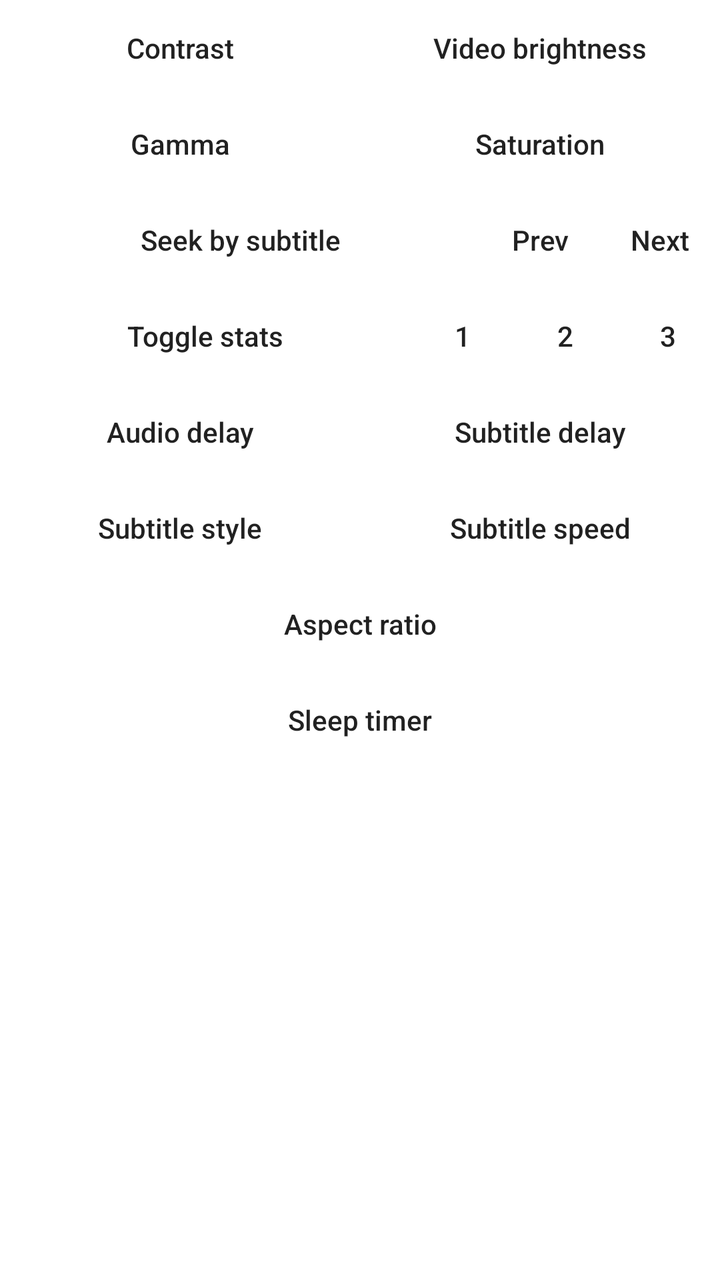
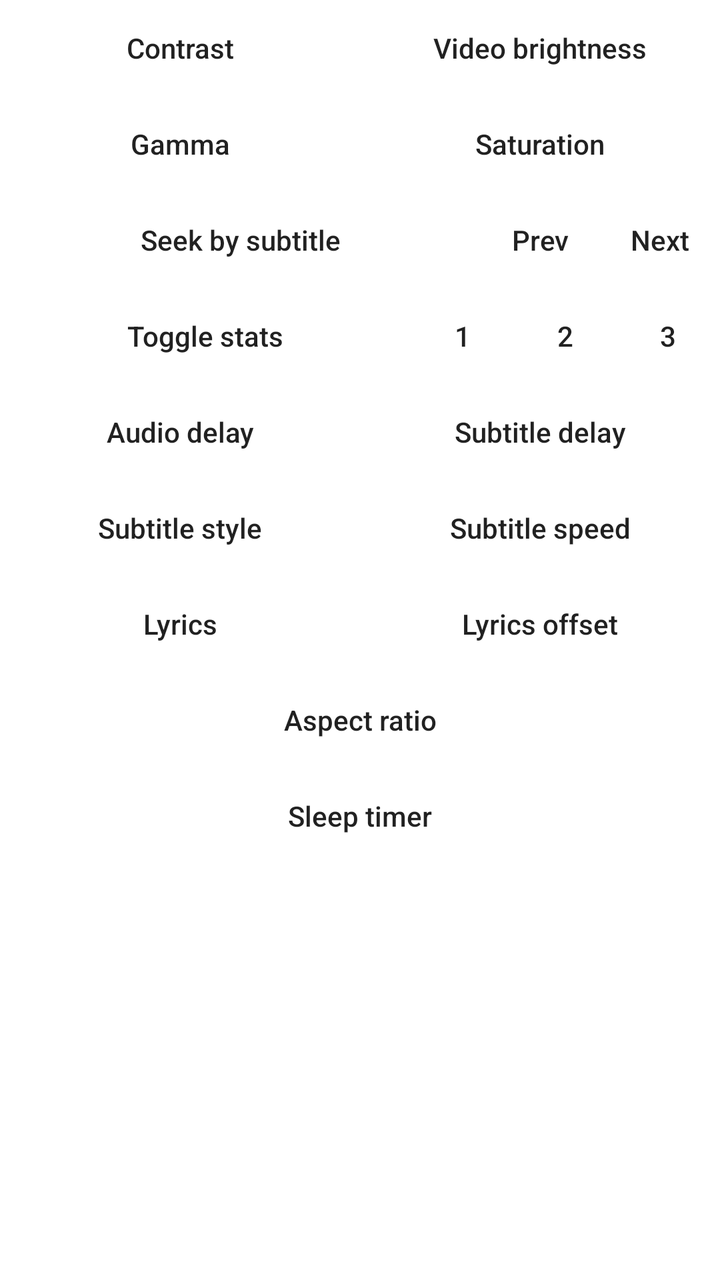

Compare the two renders of this Android layout. The source of the first and the diff that turns it into the second are given below.
<!-- AndroidManifest.xml: fallback theme Theme.MaterialComponents.DayNight.NoActionBar -->
<!-- res/layout/dialog_advanced_menu.xml -->
<?xml version="1.0" encoding="utf-8"?>
<ScrollView xmlns:android="http://schemas.android.com/apk/res/android"
    android:layout_width="match_parent"
    android:layout_height="match_parent">

    <LinearLayout
        android:orientation="vertical" android:layout_width="match_parent"
        android:layout_height="wrap_content">

        <TableRow
            android:id="@+id/rowVideo1"
            android:layout_width="match_parent"
            android:layout_height="wrap_content">

            <Button
                android:id="@+id/contrastBtn"
                style="@style/Widget.AppCompat.Button.Borderless"
                android:layout_width="0dp"
                android:layout_height="wrap_content"
                android:layout_weight="1"
                android:text="@string/contrast"
                android:textAllCaps="false" />

            <Button
                android:id="@+id/brightnessBtn"
                style="@style/Widget.AppCompat.Button.Borderless"
                android:layout_width="0dp"
                android:layout_height="wrap_content"
                android:layout_weight="1"
                android:text="@string/video_brightness"
                android:textAllCaps="false" />

        </TableRow>

        <TableRow
            android:id="@+id/rowVideo2"
            android:layout_width="match_parent"
            android:layout_height="match_parent">

            <Button
                android:id="@+id/gammaBtn"
                style="@style/Widget.AppCompat.Button.Borderless"
                android:layout_width="0dp"
                android:layout_height="wrap_content"
                android:layout_weight="1"
                android:text="@string/gamma"
                android:textAllCaps="false" />

            <Button
                android:id="@+id/saturationBtn"
                style="@style/Widget.AppCompat.Button.Borderless"
                android:layout_width="0dp"
                android:layout_height="wrap_content"
                android:layout_weight="1"
                android:text="@string/saturation"
                android:textAllCaps="false" />
        </TableRow>

        <TableRow
            android:id="@+id/rowSubSeek"
            android:layout_width="match_parent"
            android:layout_height="wrap_content">

            <Button
                android:id="@+id/subSeekBtn"
                style="@style/Widget.AppCompat.Button.Borderless"
                android:layout_width="0dp"
                android:layout_height="wrap_content"
                android:layout_weight="4"
                android:text="@string/sub_seek_button"
                android:textAllCaps="false" />

            <Button
                android:id="@+id/subSeekPrev"
                style="@style/Widget.AppCompat.Button.Borderless"
                android:layout_width="0dp"
                android:layout_height="wrap_content"
                android:layout_weight="1"
                android:background="@drawable/alpha_lighten"
                android:text="@string/dialog_prev"
                android:textAllCaps="false" />

            <Button
                android:id="@+id/subSeekNext"
                style="@style/Widget.AppCompat.Button.Borderless"
                android:layout_width="0dp"
                android:layout_height="wrap_content"
                android:layout_weight="1"
                android:background="@drawable/alpha_lighten"
                android:text="@string/dialog_next"
                android:textAllCaps="false" />

        </TableRow>

        <TableRow
            android:layout_width="match_parent"
            android:layout_height="wrap_content">

            <Button
                android:id="@+id/statsBtn"
                style="@style/Widget.AppCompat.Button.Borderless"
                android:layout_width="0dp"
                android:layout_height="wrap_content"
                android:layout_weight="4"
                android:text="@string/toggle_stats"
                android:textAllCaps="false" />

            <Button
                android:id="@+id/statsBtn1"
                style="@style/Widget.AppCompat.Button.Borderless"
                android:layout_width="0dp"
                android:layout_height="wrap_content"
                android:layout_weight="1"
                android:background="@drawable/alpha_lighten"
                android:text="1"
                android:textAllCaps="false" />

            <Button
                android:id="@+id/statsBtn2"
                style="@style/Widget.AppCompat.Button.Borderless"
                android:layout_width="0dp"
                android:layout_height="wrap_content"
                android:layout_weight="1"
                android:background="@drawable/alpha_lighten"
                android:text="2"
                android:textAllCaps="false" />

            <Button
                android:id="@+id/statsBtn3"
                style="@style/Widget.AppCompat.Button.Borderless"
                android:layout_width="0dp"
                android:layout_height="wrap_content"
                android:layout_weight="1"
                android:background="@drawable/alpha_lighten"
                android:text="3"
                android:textAllCaps="false" />

        </TableRow>

        <TableRow
            android:layout_width="match_parent"
            android:layout_height="match_parent">

            <Button
                android:id="@+id/audioDelayBtn"
                style="@style/Widget.AppCompat.Button.Borderless"
                android:layout_width="0dp"
                android:layout_height="wrap_content"
                android:layout_weight="1"
                android:text="@string/audio_delay"
                android:textAllCaps="false" />

            <Button
                android:id="@+id/subDelayBtn"
                style="@style/Widget.AppCompat.Button.Borderless"
                android:layout_width="0dp"
                android:layout_height="wrap_content"
                android:layout_weight="1"
                android:text="@string/sub_delay"
                android:textAllCaps="false" />

        </TableRow>

        <TableRow
            android:id="@+id/rowSubStyle"
            android:layout_width="match_parent"
            android:layout_height="wrap_content">

            <Button
                android:id="@+id/subStyleBtn"
                style="@style/Widget.AppCompat.Button.Borderless"
                android:layout_width="0dp"
                android:layout_height="wrap_content"
                android:layout_weight="1"
                android:text="@string/sub_style_btn"
                android:textAllCaps="false" />

            <Button
                android:id="@+id/subSpeedBtn"
                style="@style/Widget.AppCompat.Button.Borderless"
                android:layout_width="0dp"
                android:layout_height="wrap_content"
                android:layout_weight="1"
                android:text="@string/sub_speed_btn"
                android:textAllCaps="false" />

        </TableRow>

        <Button
            android:id="@+id/aspectBtn"
            style="@style/Widget.AppCompat.Button.Borderless"
            android:layout_width="match_parent"
            android:layout_height="wrap_content"
            android:text="@string/aspect_ratio"
            android:textAllCaps="false" />

        <Button
            android:id="@+id/sleepTimerBtn"
            style="@style/Widget.AppCompat.Button.Borderless"
            android:layout_width="match_parent"
            android:layout_height="wrap_content"
            android:text="@string/sleep_timer"
            android:textAllCaps="false" />

    </LinearLayout>

</ScrollView>
<!-- resources referenced by this layout -->
<resources>
  <!-- drawable alpha_lighten (drawable) -->
  <?xml version="1.0" encoding="utf-8"?>
  <selector xmlns:android="http://schemas.android.com/apk/res/android">
      <item android:drawable="@color/alpha24pct_light" android:state_focused="true" />
      <item android:drawable="@color/alpha24pct_light" android:state_pressed="true" />
      <item android:drawable="@color/alpha12pct_light" />
  </selector>
  <string name="aspect_ratio">Aspect ratio</string>
  <string name="audio_delay">Audio delay</string>
  <string name="contrast">Contrast</string>
  <string name="dialog_next">Next</string>
  <string name="dialog_prev">Prev</string>
  <string name="gamma">Gamma</string>
  <string name="saturation">Saturation</string>
  <string name="sleep_timer">Sleep timer</string>
  <string name="sub_delay">Subtitle delay</string>
  <string name="sub_seek_button">Seek by subtitle</string>
  <string name="sub_speed_btn">Subtitle speed</string>
  <string name="sub_style_btn">Subtitle style</string>
  <string name="toggle_stats">Toggle stats</string>
  <string name="video_brightness">Video brightness</string>
  <color name="alpha24pct_light">#3dffffff</color>
  <color name="alpha12pct_light">#1fffffff</color>
</resources>

<!-- the commit's change to res/layout/dialog_advanced_menu.xml (unified diff, before → after) -->
@@ -186,6 +186,31 @@
 
         </TableRow>
 
+        <TableRow
+            android:id="@+id/rowLyrics"
+            android:layout_width="match_parent"
+            android:layout_height="wrap_content">
+
+            <Button
+                android:id="@+id/lyricsToggleBtn"
+                style="@style/Widget.AppCompat.Button.Borderless"
+                android:layout_width="0dp"
+                android:layout_height="wrap_content"
+                android:layout_weight="1"
+                android:text="@string/lyrics_btn"
+                android:textAllCaps="false" />
+
+            <Button
+                android:id="@+id/lyricsOffsetBtn"
+                style="@style/Widget.AppCompat.Button.Borderless"
+                android:layout_width="0dp"
+                android:layout_height="wrap_content"
+                android:layout_weight="1"
+                android:text="@string/lyrics_offset_btn"
+                android:textAllCaps="false" />
+
+        </TableRow>
+
         <Button
             android:id="@+id/aspectBtn"
             style="@style/Widget.AppCompat.Button.Borderless"
<!-- resource entries referenced after the edit -->
@@ -13,6 +13,8 @@
   <string name="dialog_next">Next</string>
   <string name="dialog_prev">Prev</string>
   <string name="gamma">Gamma</string>
+  <string name="lyrics_btn">Lyrics</string>
+  <string name="lyrics_offset_btn">Lyrics offset</string>
   <string name="saturation">Saturation</string>
   <string name="sleep_timer">Sleep timer</string>
   <string name="sub_delay">Subtitle delay</string>
